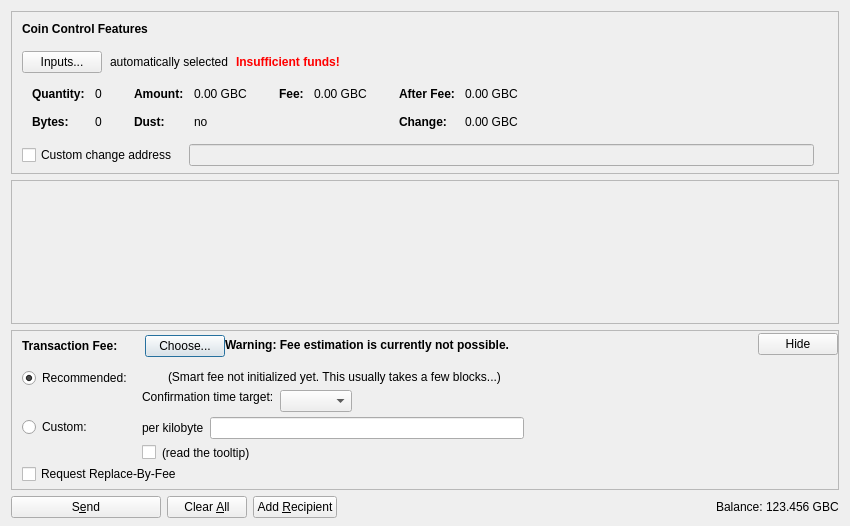
Old version of the form src/qt/forms/sendcoinsdialog.ui in the repository freelancedeveloper025/glee.
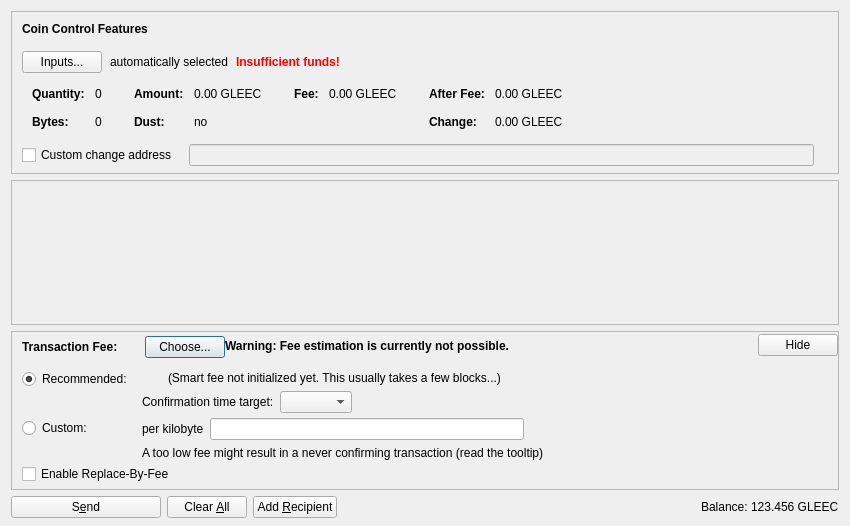
New version of the form. Icons and pictures are not drawn. Custom widgets are drawn as their Qt base class.

What changed in the file:
```diff
--- a/src/qt/forms/sendcoinsdialog.ui
+++ b/src/qt/forms/sendcoinsdialog.ui
@@ -324,7 +324,7 @@
                   <enum>Qt::ActionsContextMenu</enum>
                  </property>
                  <property name="text">
-                  <string notr="true">0.00 GBC</string>
+                  <string notr="true">0.00 GLEEC</string>
                  </property>
                  <property name="textInteractionFlags">
                   <set>Qt::LinksAccessibleByMouse|Qt::TextSelectableByKeyboard|Qt::TextSelectableByMouse</set>
@@ -404,7 +404,7 @@
                   <enum>Qt::ActionsContextMenu</enum>
                  </property>
                  <property name="text">
-                  <string notr="true">0.00 GBC</string>
+                  <string notr="true">0.00 GLEEC</string>
                  </property>
                  <property name="textInteractionFlags">
                   <set>Qt::LinksAccessibleByMouse|Qt::TextSelectableByKeyboard|Qt::TextSelectableByMouse</set>
@@ -455,7 +455,7 @@
                   <enum>Qt::ActionsContextMenu</enum>
                  </property>
                  <property name="text">
-                  <string notr="true">0.00 GBC</string>
+                  <string notr="true">0.00 GLEEC</string>
                  </property>
                  <property name="textInteractionFlags">
                   <set>Qt::LinksAccessibleByMouse|Qt::TextSelectableByKeyboard|Qt::TextSelectableByMouse</set>
@@ -484,7 +484,7 @@
                   <enum>Qt::ActionsContextMenu</enum>
                  </property>
                  <property name="text">
-                  <string notr="true">0.00 GBC</string>
+                  <string notr="true">0.00 GLEEC</string>
                  </property>
                  <property name="textInteractionFlags">
                   <set>Qt::LinksAccessibleByMouse|Qt::TextSelectableByKeyboard|Qt::TextSelectableByMouse</set>
@@ -876,17 +876,7 @@
                <item>
                 <layout class="QHBoxLayout" name="horizontalLayoutFee8">
                  <item>
-                  <widget class="QCheckBox" name="checkBoxMinimumFee">
-                   <property name="toolTip">
-                    <string>Paying only the minimum fee is just fine as long as there is less transaction volume than space in the blocks. But be aware that this can end up in a never confirming transaction once there is more demand for gleecbtc transactions than the network can process.</string>
-                   </property>
-                   <property name="text">
-                    <string/>
-                   </property>
-                  </widget>
-                 </item>
-                 <item>
-                  <widget class="QLabel" name="labelMinFeeWarning">
+                  <widget class="QLabel" name="labelCustomFeeWarning">
                    <property name="enabled">
                     <bool>true</bool>
                    </property>
@@ -894,10 +884,7 @@
                     <string>Paying only the minimum fee is just fine as long as there is less transaction volume than space in the blocks. But be aware that this can end up in a never confirming transaction once there is more demand for gleecbtc transactions than the network can process.</string>
                    </property>
                    <property name="text">
-                    <string>(read the tooltip)</string>
-                   </property>
-                   <property name="margin">
-                    <number>5</number>
+                    <string>A too low fee might result in a never confirming transaction (read the tooltip)</string>
                    </property>
                   </widget>
                  </item>
@@ -990,9 +977,6 @@
                    <property name="text">
                     <string/>
                    </property>
-                   <property name="margin">
-                    <number>2</number>
-                   </property>
                   </widget>
                  </item>
                  <item>
@@ -1007,9 +991,6 @@
                    <property name="text">
                     <string>(Smart fee not initialized yet. This usually takes a few blocks...)</string>
                    </property>
-                   <property name="margin">
-                    <number>2</number>
-                   </property>
                   </widget>
                  </item>
                  <item>
@@ -1036,24 +1017,8 @@
                      <property name="text">
                       <string>Confirmation time target:</string>
                      </property>
-                     <property name="margin">
-                      <number>2</number>
-                     </property>
                     </widget>
                    </item>
-                   <item>
-                    <spacer name="verticalSpacer_3">
-                     <property name="orientation">
-                      <enum>Qt::Vertical</enum>
-                     </property>
-                     <property name="sizeHint" stdset="0">
-                      <size>
-                       <width>1</width>
-                       <height>1</height>
-                      </size>
-                     </property>
-                    </spacer>
-                   </item>
                   </layout>
                  </item>
                  <item>
@@ -1108,7 +1073,7 @@
            <item>
             <widget class="QCheckBox" name="optInRBF">
              <property name="text">
-              <string>Request Replace-By-Fee</string>
+              <string>Enable Replace-By-Fee</string>
              </property>
              <property name="toolTip">
               <string>Indicates that the sender may wish to replace this transaction with a new one paying higher fees (prior to being confirmed).</string>
@@ -1247,7 +1212,7 @@
           <cursorShape>IBeamCursor</cursorShape>
          </property>
          <property name="text">
-          <string notr="true">123.456 GBC</string>
+          <string notr="true">123.456 GLEEC</string>
          </property>
          <property name="textInteractionFlags">
           <set>Qt::LinksAccessibleByMouse|Qt::TextSelectableByKeyboard|Qt::TextSelectableByMouse</set>
```
Left out of the diff: 12 changed lines with no effect on the pictures.
